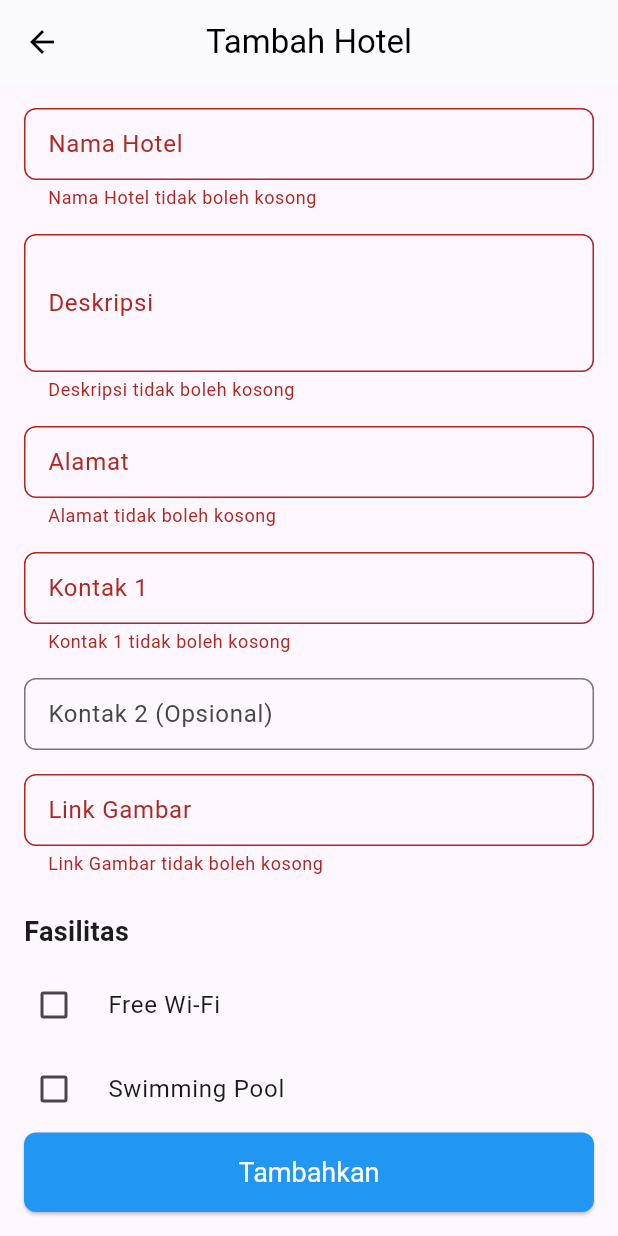
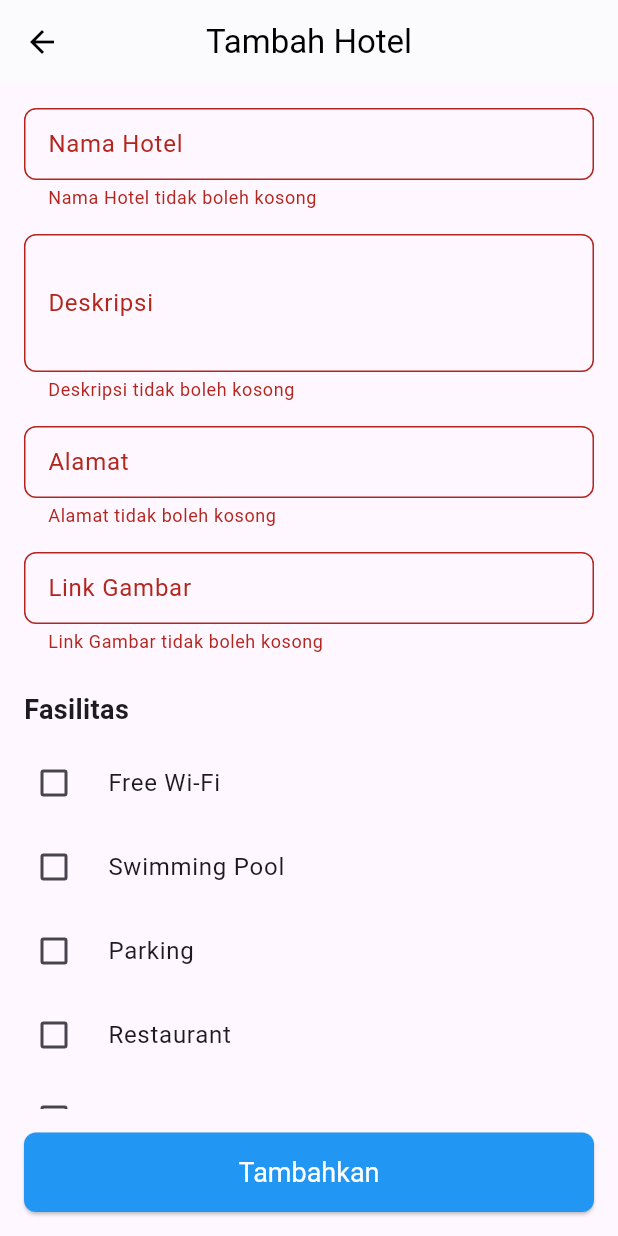
Before and after one commit to alifahfwzy/alianta_gostay, a Flutter app: the TambahHotel screen opened directly, after a tap on "Tambahkan", on a phone screen of 412 x 824 dp. Run offline on Flutter 3.47's test engine with Material 3 defaults, Android fonts, the phone set to English and light mode, and no system bars; our stand-ins replace supabase_flutter; accounts and stored records are empty; network calls fail.

Commit message:
edit tambah hotel

```diff
--- a/lib/tambah_hotel.dart
+++ b/lib/tambah_hotel.dart
@@ -14,8 +14,6 @@ class _TambahHotelState extends State<TambahHotel> {
   final TextEditingController _namaHotelController = TextEditingController();
   final TextEditingController _deskripsiController = TextEditingController();
   final TextEditingController _alamatController = TextEditingController();
-  final TextEditingController _kontak1Controller = TextEditingController();
-  final TextEditingController _kontak2Controller = TextEditingController();
   final TextEditingController _linkGambarController = TextEditingController();
 
   bool _freeWifi = false;
@@ -30,8 +28,6 @@ class _TambahHotelState extends State<TambahHotel> {
     _namaHotelController.dispose();
     _deskripsiController.dispose();
     _alamatController.dispose();
-    _kontak1Controller.dispose();
-    _kontak2Controller.dispose();
     _linkGambarController.dispose();
     super.dispose();
   }
@@ -66,7 +62,6 @@ class _TambahHotelState extends State<TambahHotel> {
         // Simpan ke database
         await HotelService.addHotel(newHotel);
 
-        // Tampilkan pesan sukses
         ScaffoldMessenger.of(context).showSnackBar(
           SnackBar(
             content: Text('Hotel "${newHotel.name}" berhasil ditambahkan'),
@@ -74,7 +69,6 @@ class _TambahHotelState extends State<TambahHotel> {
           ),
         );
 
-        // Kembali ke halaman sebelumnya
         Navigator.of(context).pop();
       } catch (e) {
         ScaffoldMessenger.of(context).showSnackBar(
@@ -128,19 +122,6 @@ class _TambahHotelState extends State<TambahHotel> {
               _buildTextField(
                 controller: _alamatController,
                 labelText: 'Alamat',
-              ),
-              const SizedBox(height: 16),
-              _buildTextField(
-                controller: _kontak1Controller,
-                labelText: 'Kontak 1',
-                keyboardType: TextInputType.phone,
-              ),
-              const SizedBox(height: 16),
-              _buildTextField(
-                controller: _kontak2Controller,
-                labelText: 'Kontak 2 (Opsional)',
-                keyboardType: TextInputType.phone,
-                isOptional: true,
               ),
               const SizedBox(height: 16),
               _buildTextField(
@@ -264,12 +245,6 @@ class _TambahHotelState extends State<TambahHotel> {
             !Uri.parse(value).isAbsolute) {
           return 'Link gambar tidak valid';
         }
-        if (keyboardType == TextInputType.phone &&
-            value != null &&
-            value.isNotEmpty &&
-            !RegExp(r'^[0-9]+$').hasMatch(value)) {
-          return 'Kontak tidak valid';
-        }
         return null;
       },
     );
```
